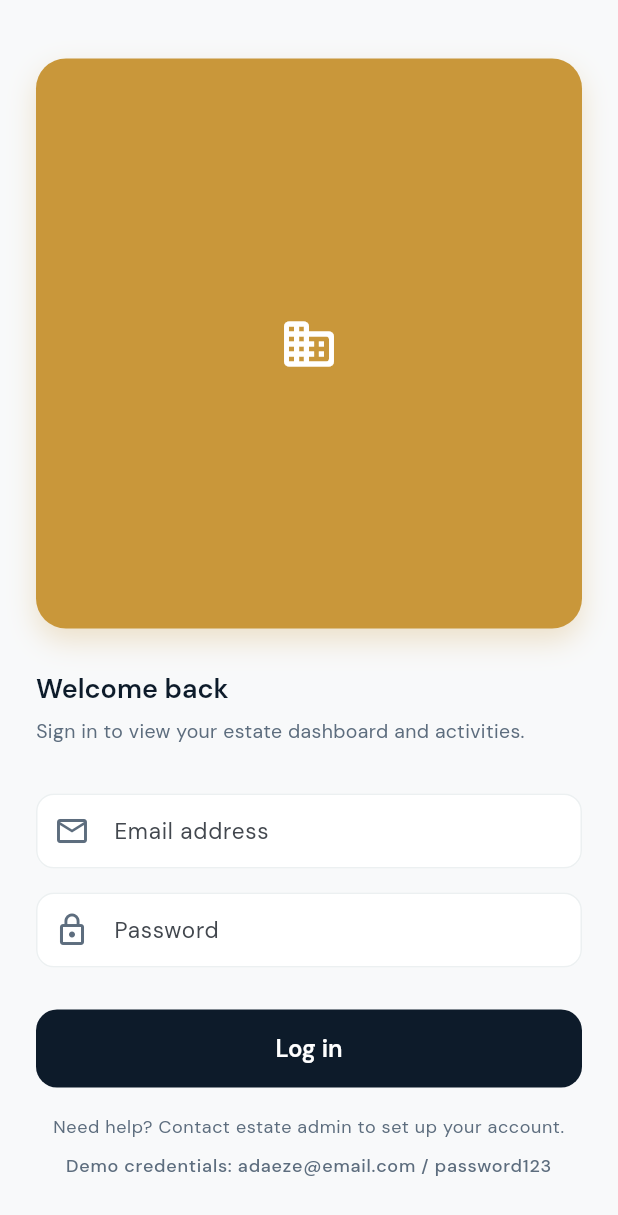
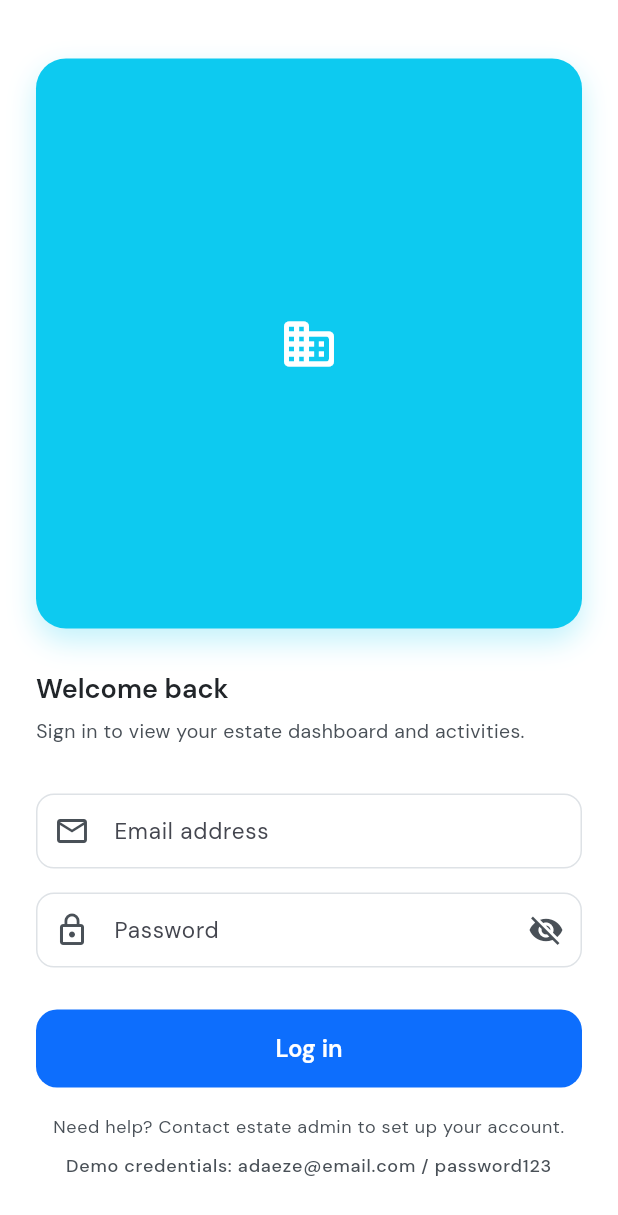
Before and after one commit to olumuyiwaa/estate_management, a Flutter app: the screen it shows after launch, on a phone screen of 412 x 824 dp. Shown: the top 1215 px of the screen. Run offline on Flutter 3.47's test engine with Material 3 defaults, Android fonts, the phone set to English and light mode, and no system bars; our stand-ins replace fl_chart, google_fonts.

Commit message:
Update FinanceScreen tab label from 'Payments' to 'Income' and enhance LoginScreen with password visibility toggle and improved padding

```diff
--- a/lib/screens/finance_screen.dart
+++ b/lib/screens/finance_screen.dart
@@ -46,7 +46,7 @@ class _FinanceScreenState extends State<FinanceScreen> with SingleTickerProvider
           indicatorColor: AppTheme.accent,
           labelColor: Colors.white,
           unselectedLabelColor: Colors.white60,
-          tabs: const [Tab(text: 'Overview'), Tab(text: 'Payments'), Tab(text: 'Expenses')],
+          tabs: const [Tab(text: 'Overview'), Tab(text: 'Income'), Tab(text: 'Expenses')],
         ),
       ),
       floatingActionButton: FloatingActionButton.extended(
--- a/lib/screens/login_screen.dart
+++ b/lib/screens/login_screen.dart
@@ -13,6 +13,7 @@ class _LoginScreenState extends State<LoginScreen> {
   final _emailController = TextEditingController();
   final _passwordController = TextEditingController();
   bool _loading = false;
+  bool _showPassword = false;
   String? _errorMessage;
 
   static const _demoCredentials = {
@@ -58,7 +59,7 @@ class _LoginScreenState extends State<LoginScreen> {
       backgroundColor: AppTheme.surface,
       body: SafeArea(
         child: Padding(
-          padding: const EdgeInsets.symmetric(horizontal: 24, vertical: 20),
+          padding: const EdgeInsets.symmetric(horizontal: 24, vertical: 32),
           child: Center(
             child: SingleChildScrollView(
               child: Column(
@@ -103,8 +104,16 @@ class _LoginScreenState extends State<LoginScreen> {
                         const SizedBox(height: 16),
                         TextFormField(
                           controller: _passwordController,
-                          obscureText: true,
-                          decoration: _inputDecoration(icon: Icons.lock_outline, label: 'Password'),
+                          obscureText: !_showPassword,
+                          decoration: _inputDecoration(icon: Icons.lock_outline, label: 'Password').copyWith(
+                            suffixIcon: IconButton(
+                              icon: Icon(
+                                _showPassword ? Icons.visibility : Icons.visibility_off,
+                                color: AppTheme.textMid,
+                              ),
+                              onPressed: () => setState(() => _showPassword = !_showPassword),
+                            ),
+                          ),
                           validator: (value) {
                             if (value == null || value.isEmpty) return 'Enter your password';
                             if (value.length < 6) return 'Password must be at least 6 characters';
--- a/lib/screens/more_screens.dart
+++ b/lib/screens/more_screens.dart
@@ -137,7 +137,7 @@ class FacilitiesScreen extends StatelessWidget {
                 return GestureDetector(
                   onTap: () => _showBookingSheet(context, f),
                   child: Container(
-                    padding: const EdgeInsets.fromLTRB(16,16,16,52),
+                    padding: const EdgeInsets.all(16),
                     decoration: BoxDecoration(
                       color: Colors.white,
                       borderRadius: BorderRadius.circular(16),
@@ -155,6 +155,8 @@ class FacilitiesScreen extends StatelessWidget {
                         Text(f['name'] as String, style: const TextStyle(fontSize: 13, fontWeight: FontWeight.w700)),
                         const SizedBox(height: 4),
                         Text(f['fee'] as String, style: TextStyle(fontSize: 11, color: color, fontWeight: FontWeight.w600)),
+                        const SizedBox(height: 4),
+                        const Text("Book Now", style: TextStyle(fontSize: 11,color: AppTheme.textLight,decoration: TextDecoration.underline, fontWeight: FontWeight.w600)),
                       ],
                     ),
                   ),
--- a/lib/theme/app_theme.dart
+++ b/lib/theme/app_theme.dart
@@ -2,21 +2,21 @@ import 'package:flutter/material.dart';
 import 'package:google_fonts/google_fonts.dart';
 
 class AppTheme {
-  // Color Palette - Deep navy + warm gold + clean white
-  static const Color primary = Color(0xFF0D1B2A);      // Deep Navy
-  static const Color secondary = Color(0xFF1B4F72);    // Mid Navy
-  static const Color accent = Color(0xFFC9973A);       // Warm Gold
-  static const Color accentLight = Color(0xFFF0C95F);  // Light Gold
-  static const Color surface = Color(0xFFF8F9FA);      // Off White
-  static const Color cardBg = Color(0xFFFFFFFF);
-  static const Color success = Color(0xFF27AE60);
-  static const Color warning = Color(0xFFE67E22);
-  static const Color error = Color(0xFFE74C3C);
-  static const Color info = Color(0xFF2980B9);
-  static const Color textDark = Color(0xFF0D1B2A);
-  static const Color textMid = Color(0xFF5D6D7E);
-  static const Color textLight = Color(0xFF95A5A6);
-  static const Color divider = Color(0xFFECF0F1);
+  // Color Palette inspired by Corvanta.ng
+  static const Color primary = Color(0xFF0D6EFD);      // Bright Blue
+  static const Color secondary = Color(0xFF6610F2);    // Deep Purple
+  static const Color accent = Color(0xFF0DCAF0);       // Cyan
+  static const Color accentLight = Color(0xFFE3F8FF);  // Light Cyan
+  static const Color surface = Color(0xFFFFFFFF);      // White
+  static const Color cardBg = Color(0xFFF8FAFB);
+  static const Color success = Color(0xFF20C997);      // Green
+  static const Color warning = Color(0xFFFFC107);      // Amber
+  static const Color error = Color(0xFFDC3545);        // Red
+  static const Color info = Color(0xFF0DCAF0);         // Cyan
+  static const Color textDark = Color(0xFF212529);     // Dark Gray
+  static const Color textMid = Color(0xFF495057);      // Medium Gray
+  static const Color textLight = Color(0xFF6C757D);    // Light Gray
+  static const Color divider = Color(0xFFDEE2E6);      // Pale Gray
 
   static ThemeData get theme {
     return ThemeData(
```
